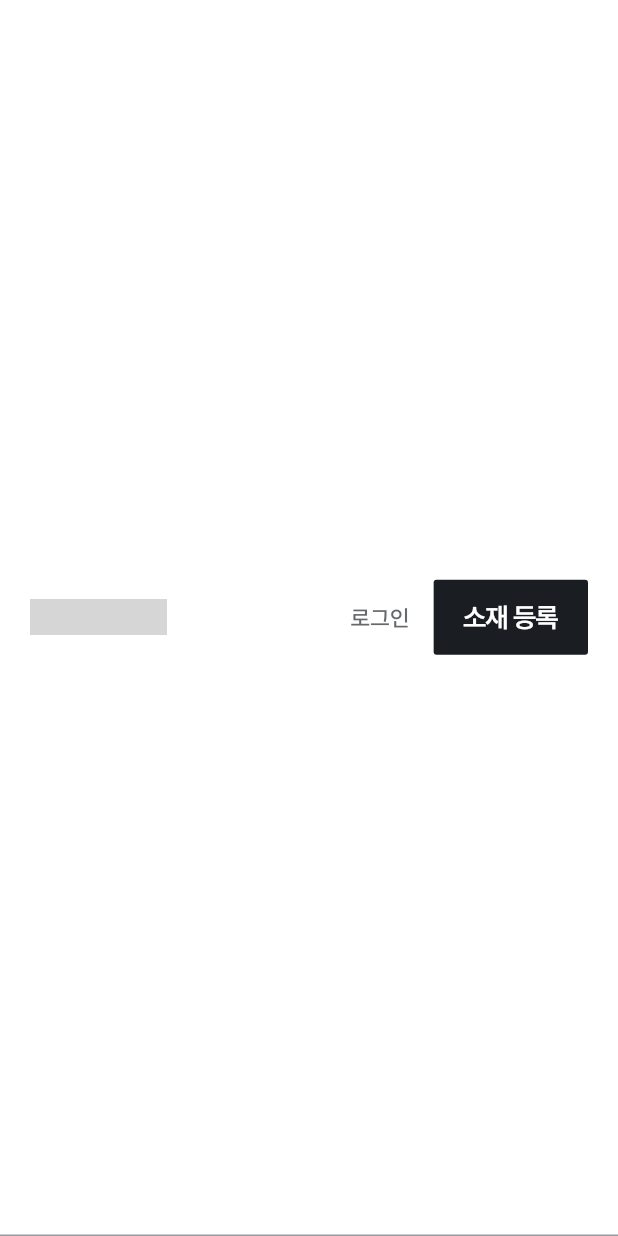
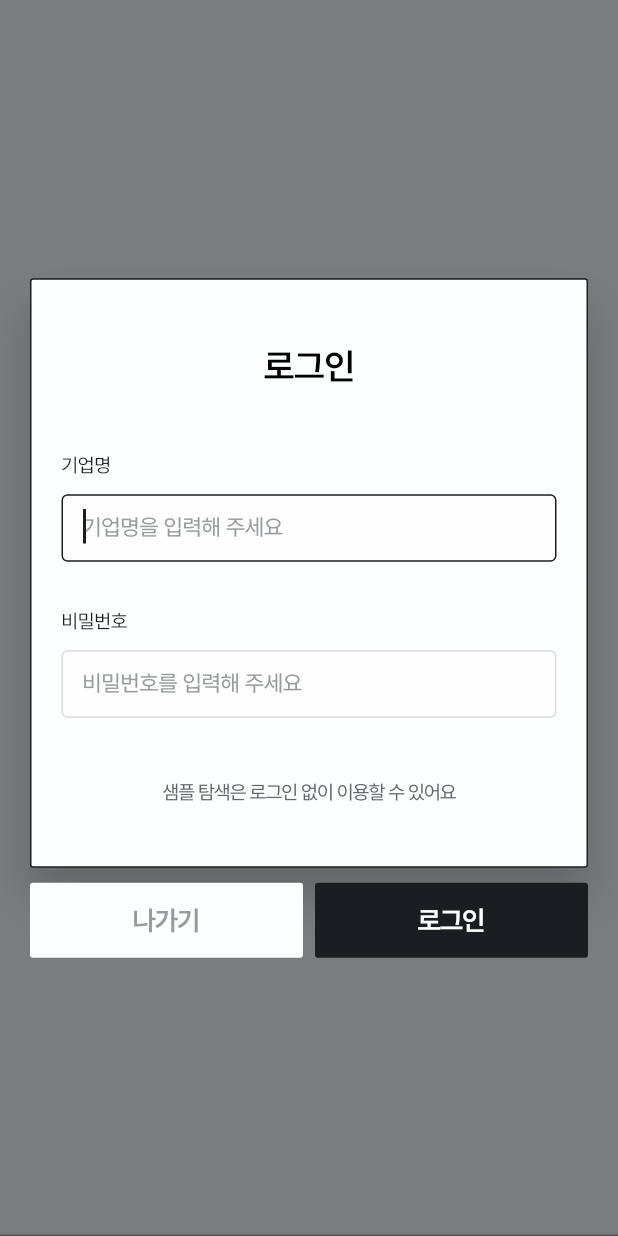
Before and after one commit to kakaoZAONE/FE, a Flutter app: the HomeHeader widget shown alone on an empty page, opened directly, after a tap on "로그인", on a phone screen of 412 x 824 dp. Run offline on Flutter 3.47's test engine with Material 3 defaults, Android fonts, the phone set to English and light mode, and no system bars; project files that could hold a hidden picture were left out; grey boxes are pictures that could not be loaded.

Commit message:
feat: 로고 누르면 메인 홈, 로그인 누르면 로그인 창(Figma 4.2)
- 로그인 창: 기업명·비밀번호 입력, 나가기/로그인 버튼, 빈 값 안내
- 로그인 API는 아직 미연결 (안내 스낵바)
- AppButton에 expand, foregroundColor 옵션 추가
- 폰트 서브셋 다시 생성

Claude-Session: https://claude.ai/code/session_014LHkE4iTzw6WY75cHvBmHP

```diff
--- a/lib/pages/home/home_page.dart
+++ b/lib/pages/home/home_page.dart
@@ -31,6 +31,8 @@ class HomePage extends StatelessWidget {
     return Scaffold(
       backgroundColor: Colors.white,
       body: SingleChildScrollView(
+        // 로고 누르면 맨 위로 올라가도록 PrimaryScrollController 사용
+        primary: true,
         child: Column(
           crossAxisAlignment: CrossAxisAlignment.stretch,
           children: [
--- a/lib/pages/home/sections/home_header.dart
+++ b/lib/pages/home/sections/home_header.dart
@@ -4,11 +4,13 @@ import '../../../theme/app_colors.dart';
 import '../../../theme/app_text_styles.dart';
 import '../../../widgets/app_button.dart';
 import '../../../widgets/design_width.dart';
+import '../../../widgets/login_dialog.dart';
 import '../../../widgets/responsive.dart';
 import '../home_assets.dart';
 
 /// Figma `header` — 높이 110, 좌우 60, 하단 보더 (보더는 화면 끝까지)
 /// 태블릿·모바일에서는 메뉴 링크를 숨긴다.
+/// 로고 → 메인 홈(맨 위로), 로그인 → 로그인 작은 창
 class HomeHeader extends StatelessWidget {
   const HomeHeader({super.key});
 
@@ -32,12 +34,22 @@ class HomeHeader extends StatelessWidget {
           ),
           child: Row(
             children: [
-              SizedBox(
-                width: 94,
-                height: 36,
-                child: Align(
-                  alignment: Alignment.centerLeft,
-                  child: Image.asset(HomeAssets.logo, width: 91, height: 24),
+              MouseRegion(
+                cursor: SystemMouseCursors.click,
+                child: GestureDetector(
+                  onTap: () => _goHome(context),
+                  child: SizedBox(
+                    width: 94,
+                    height: 36,
+                    child: Align(
+                      alignment: Alignment.centerLeft,
+                      child: Semantics(
+                        label: '자원도감 홈',
+                        button: true,
+                        child: Image.asset(HomeAssets.logo, width: 91, height: 24),
+                      ),
+                    ),
+                  ),
                 ),
               ),
               if (showNav) ...[
@@ -48,9 +60,10 @@ class HomeHeader extends StatelessWidget {
                 ],
               ],
               const Spacer(),
-              const _NavLink(
+              _NavLink(
                 label: '로그인',
-                style: TextStyle(
+                onTap: () => showLoginDialog(context),
+                style: const TextStyle(
                   fontFamily: AppFonts.pretendard,
                   fontWeight: FontWeight.w500,
                   fontSize: 15,
@@ -68,13 +81,31 @@ class HomeHeader extends StatelessWidget {
       ),
     );
   }
+
+  /// 메인 홈으로: 다른 화면이 쌓여 있으면 첫 화면까지 닫고, 맨 위로 스크롤
+  static void _goHome(BuildContext context) {
+    final navigator = Navigator.of(context);
+    if (navigator.canPop()) {
+      navigator.popUntil((route) => route.isFirst);
+      return;
+    }
+    final scroll = PrimaryScrollController.maybeOf(context);
+    if (scroll != null && scroll.hasClients) {
+      scroll.animateTo(
+        0,
+        duration: const Duration(milliseconds: 400),
+        curve: Curves.easeOutCubic,
+      );
+    }
+  }
 }
 
 class _NavLink extends StatefulWidget {
-  const _NavLink({required this.label, this.style});
+  const _NavLink({required this.label, this.style, this.onTap});
 
   final String label;
   final TextStyle? style;
+  final VoidCallback? onTap;
 
   @override
   State<_NavLink> createState() => _NavLinkState();
@@ -92,7 +123,7 @@ class _NavLinkState extends State<_NavLink> {
       onEnter: (_) => setState(() => _hovered = true),
       onExit: (_) => setState(() => _hovered = false),
       child: GestureDetector(
-        onTap: () {},
+        onTap: widget.onTap ?? () {},
         child: Text(
           widget.label,
           style: base.copyWith(color: _hovered ? AppColors.gray900 : null),
--- a/lib/widgets/app_button.dart
+++ b/lib/widgets/app_button.dart
@@ -6,17 +6,24 @@ import '../theme/app_text_styles.dart';
 enum AppButtonVariant { dark, light }
 
 /// Figma `btn` 컴포넌트 — 높이 50, 좌우 20, radius 2
+///
+/// [expand]가 true면 부모 너비만큼 늘어나고 글자는 가운데 정렬.
+/// [foregroundColor]로 글자색만 바꿀 수 있음 (예: 로그인 창 '나가기' 회색).
 class AppButton extends StatefulWidget {
   const AppButton({
     super.key,
     required this.label,
     this.variant = AppButtonVariant.dark,
     this.onPressed,
+    this.expand = false,
+    this.foregroundColor,
   });
 
   final String label;
   final AppButtonVariant variant;
   final VoidCallback? onPressed;
+  final bool expand;
+  final Color? foregroundColor;
 
   @override
   State<AppButton> createState() => _AppButtonState();
@@ -29,7 +36,12 @@ class _AppButtonState extends State<AppButton> {
   Widget build(BuildContext context) {
     final isDark = widget.variant == AppButtonVariant.dark;
     final bg = isDark ? AppColors.gray900 : AppColors.screen;
-    final fg = isDark ? Colors.white : AppColors.gray900;
+    final fg =
+        widget.foregroundColor ?? (isDark ? Colors.white : AppColors.gray900);
+    final label = Text(
+      widget.label,
+      style: AppTextStyles.title18.copyWith(color: fg),
+    );
 
     return MouseRegion(
       cursor: SystemMouseCursors.click,
@@ -43,20 +55,15 @@ class _AppButtonState extends State<AppButton> {
           child: Container(
             height: 50,
             padding: const EdgeInsets.symmetric(horizontal: 20),
+            alignment: widget.expand ? Alignment.center : null,
             decoration: BoxDecoration(
               color: bg,
               borderRadius: BorderRadius.circular(2),
             ),
-            // 내용 너비만큼만 차지 (부모가 넓어도 늘어나지 않음)
-            child: Row(
-              mainAxisSize: MainAxisSize.min,
-              children: [
-                Text(
-                  widget.label,
-                  style: AppTextStyles.title18.copyWith(color: fg),
-                ),
-              ],
-            ),
+            // expand가 아니면 내용 너비만큼만 차지
+            child: widget.expand
+                ? label
+                : Row(mainAxisSize: MainAxisSize.min, children: [label]),
           ),
         ),
       ),
--- /dev/null
+++ b/lib/widgets/login_dialog.dart
@@ -0,0 +1,220 @@
+import 'package:flutter/material.dart';
+
+import '../theme/app_colors.dart';
+import '../theme/app_text_styles.dart';
+import 'app_button.dart';
+
+/// Figma `4.2 로그인` — 로그인 작은 창
+///
+/// 배경 dim rgba(15,17,21,0.55), 창 폭 418, 아래에 [나가기] [로그인] 버튼.
+/// 아직 서버 연동 전이라 로그인을 누르면 입력 확인 후 안내만 띄운다.
+Future<void> showLoginDialog(BuildContext context) {
+  return showDialog<void>(
+    context: context,
+    barrierColor: const Color(0x8C0F1115),
+    builder: (_) => const _LoginDialog(),
+  );
+}
+
+class _LoginDialog extends StatefulWidget {
+  const _LoginDialog();
+
+  @override
+  State<_LoginDialog> createState() => _LoginDialogState();
+}
+
+class _LoginDialogState extends State<_LoginDialog> {
+  final _company = TextEditingController();
+  final _password = TextEditingController();
+  String? _error;
+
+  @override
+  void dispose() {
+    _company.dispose();
+    _password.dispose();
+    super.dispose();
+  }
+
+  void _submit() {
+    if (_company.text.trim().isEmpty || _password.text.isEmpty) {
+      setState(() => _error = '기업명과 비밀번호를 모두 입력해 주세요');
+      return;
+    }
+    // TODO: 로그인 API 연결
+    final messenger = ScaffoldMessenger.of(context);
+    Navigator.of(context).pop();
+    messenger.showSnackBar(
+      const SnackBar(content: Text('로그인 기능은 준비 중이에요')),
+    );
+  }
+
+  @override
+  Widget build(BuildContext context) {
+    return Dialog(
+      backgroundColor: Colors.transparent,
+      elevation: 0,
+      insetPadding: const EdgeInsets.symmetric(horizontal: 20, vertical: 24),
+      child: ConstrainedBox(
+        constraints: const BoxConstraints(maxWidth: 418),
+        child: Column(
+          mainAxisSize: MainAxisSize.min,
+          crossAxisAlignment: CrossAxisAlignment.stretch,
+          children: [
+            Container(
+              padding: const EdgeInsets.symmetric(horizontal: 20, vertical: 40),
+              decoration: BoxDecoration(
+                color: AppColors.screen,
+                border: Border.all(color: AppColors.gray900),
+                borderRadius: BorderRadius.circular(2),
+                boxShadow: const [
+                  BoxShadow(
+                    color: Color(0x2E000000),
+                    offset: Offset(0, 20),
+                    blurRadius: 24,
+                  ),
+                ],
+              ),
+              child: Column(
+                children: [
+                  const Text(
+                    '로그인',
+                    textAlign: TextAlign.center,
+                    style: TextStyle(
+                      fontFamily: AppFonts.pretendard,
+                      fontWeight: FontWeight.w600,
+                      fontSize: 24,
+                      letterSpacing: -0.48,
+                      color: Color(0xFF040404),
+                    ),
+                  ),
+                  const SizedBox(height: 40),
+                  _LabeledField(
+                    label: '기업명',
+                    hint: '기업명을 입력해 주세요',
+                    controller: _company,
+                    autofocus: true,
+                    onSubmitted: (_) => _submit(),
+                  ),
+                  const SizedBox(height: 30),
+                  _LabeledField(
+                    label: '비밀번호',
+                    hint: '비밀번호를 입력해 주세요',
+                    controller: _password,
+                    obscure: true,
+                    onSubmitted: (_) => _submit(),
+                  ),
+                  const SizedBox(height: 40),
+                  Text(
+                    _error ?? '샘플 탐색은 로그인 없이 이용할 수 있어요',
+                    textAlign: TextAlign.center,
+                    style: TextStyle(
+                      fontFamily: AppFonts.pretendard,
+                      fontSize: 13,
+                      letterSpacing: -0.65,
+                      color: _error != null
+                          ? const Color(0xFFE00052)
+                          : const Color(0xFF62656D),
+                    ),
+                  ),
+                ],
+              ),
+            ),
+            const SizedBox(height: 10),
+            Row(
+              children: [
+                Expanded(
+                  child: AppButton(
+                    label: '나가기',
+                    variant: AppButtonVariant.light,
+                    foregroundColor: AppColors.gray400,
+                    expand: true,
+                    onPressed: () => Navigator.of(context).pop(),
+                  ),
+                ),
+                const SizedBox(width: 8),
+                Expanded(
+                  child: AppButton(
+                    label: '로그인',
+                    expand: true,
+                    onPressed: _submit,
+                  ),
+                ),
+              ],
+            ),
+          ],
+        ),
+      ),
+    );
+  }
+}
+
+/// Figma `input` — 라벨 13 + 입력칸 높이 45, 보더 #D9DCE1, radius 4
+class _LabeledField extends StatelessWidget {
+  const _LabeledField({
+    required this.label,
+    required this.hint,
+    required this.controller,
+    this.obscure = false,
+    this.autofocus = false,
+    this.onSubmitted,
+  });
+
+  final String label;
+  final String hint;
+  final TextEditingController controller;
+  final bool obscure;
+  final bool autofocus;
+  final ValueChanged<String>? onSubmitted;
+
+  static const _border = OutlineInputBorder(
+    borderRadius: BorderRadius.all(Radius.circular(4)),
+    borderSide: BorderSide(color: Color(0xFFD9DCE1)),
+  );
+
+  @override
+  Widget build(BuildContext context) {
+    const textStyle = TextStyle(
+      fontFamily: AppFonts.pretendard,
+      fontSize: 15,
+      letterSpacing: -0.3,
+      color: AppColors.gray900,
+    );
+
+    return Column(
+      crossAxisAlignment: CrossAxisAlignment.start,
+      children: [
+        Text(
+          label,
+          style: AppTextStyles.body13.copyWith(color: AppColors.gray900),
+        ),
+        const SizedBox(height: 10),
+        SizedBox(
+          height: 45,
+          child: TextField(
+            controller: controller,
+            obscureText: obscure,
+            autofocus: autofocus,
+            onSubmitted: onSubmitted,
+            style: textStyle,
+            cursorColor: AppColors.gray900,
+            decoration: InputDecoration(
+              hintText: hint,
+              hintStyle: textStyle.copyWith(color: AppColors.gray400),
+              filled: true,
+              fillColor: const Color(0x7AFFFFFF),
+              contentPadding: const EdgeInsets.symmetric(
+                horizontal: 10,
+                vertical: 13,
+              ),
+              border: _border,
+              enabledBorder: _border,
+              focusedBorder: _border.copyWith(
+                borderSide: const BorderSide(color: AppColors.gray900),
+              ),
+            ),
+          ),
+        ),
+      ],
+    );
+  }
+}
```
Also changed, not shown: assets/fonts/NotoSansKR-Black.ttf, assets/fonts/NotoSansKR-Bold.ttf, assets/fonts/NotoSansKR-Medium.ttf, assets/fonts/NotoSansKR-Regular.ttf, assets/fonts/Pretendard-Bold.otf, assets/fonts/Pretendard-Medium.otf, assets/fonts/Pretendard-Regular.otf, assets/fonts/Pretendard-SemiBold.otf, assets/fonts/SUITE-Bold.ttf, 1 other file.
